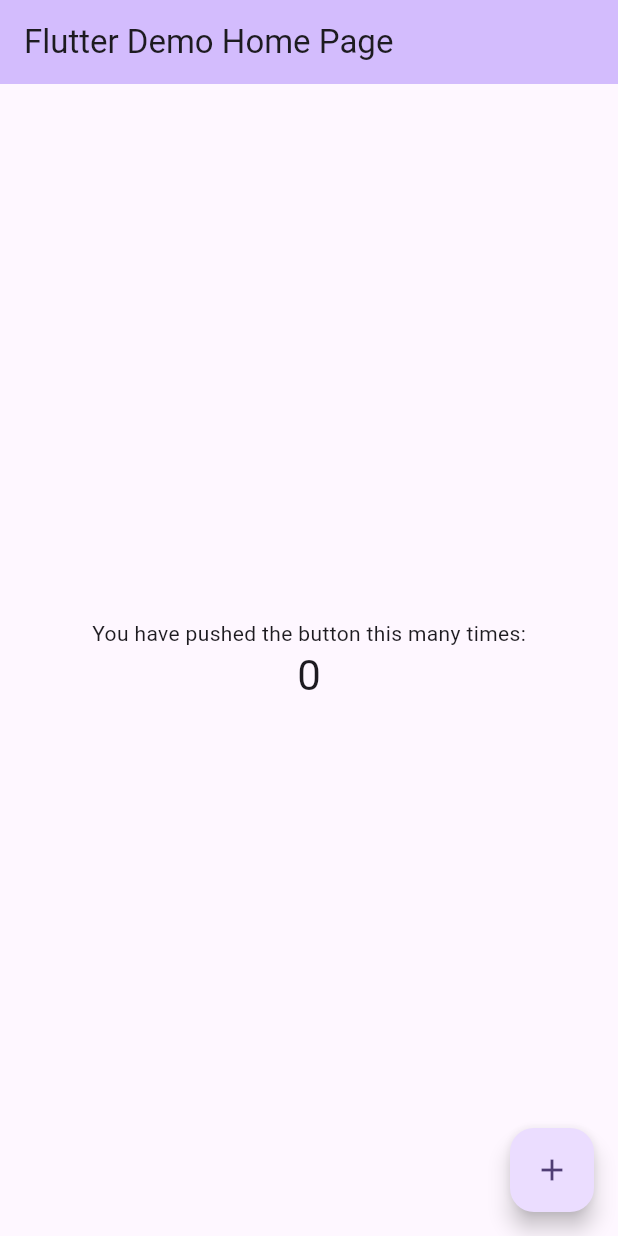
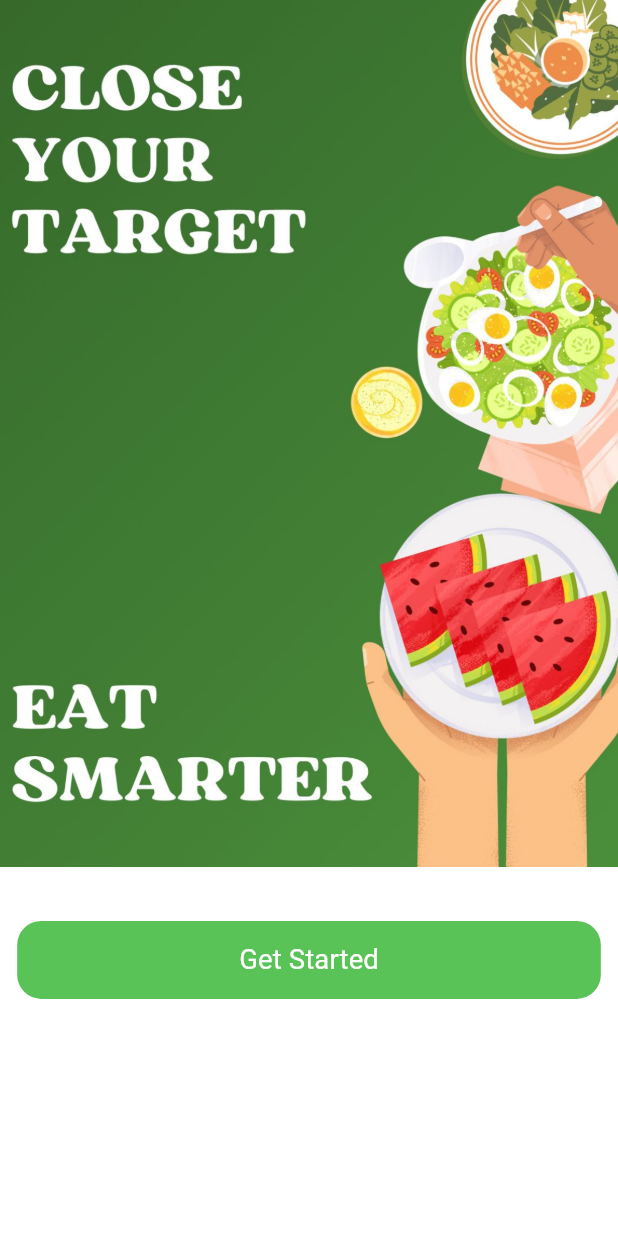
Before and after one commit to MhmdSabri/nutrimenu, a Flutter app: the screen it shows after launch, on a phone screen of 412 x 824 dp. Run offline on Flutter 3.47's test engine with Material 3 defaults, Android fonts, the light colour scheme and no system bars; our stand-ins replace flutter_screenutil.

Commit message:
-added a file for nutrimenu app client -added Navigation extensions -added routing folder that contains router class and routes files -added colors & text styles -added empty login screen -added onboarding screen -added images & svgs folder for assets

```diff
--- /dev/null
+++ b/lib/core/helpers/extensions.dart
@@ -0,0 +1,20 @@
+import 'package:flutter/widgets.dart';
+
+extension Navigation on BuildContext {
+  Future<dynamic> pushNamed(String routeName, {Object? arguments}) {
+    return Navigator.of(this).pushNamed(routeName, arguments: arguments);
+  }
+
+  Future<dynamic> pushReplacementNamed(String routeName, {Object? arguments}) {
+    return Navigator.of(this)
+        .pushReplacementNamed(routeName, arguments: arguments);
+  }
+
+  Future<dynamic> pushNamedAndRemoveUntil(String routeName,
+      {Object? arguments, required RoutePredicate predicate}) {
+    return Navigator.of(this)
+        .pushNamedAndRemoveUntil(routeName, predicate, arguments: arguments);
+  }
+
+  void pop() => Navigator.of(this).pop();
+}
--- /dev/null
+++ b/lib/core/routing/app_router.dart
@@ -0,0 +1,29 @@
+import 'package:flutter/material.dart';
+import 'package:nutrimenu/core/routing/routes.dart';
+import 'package:nutrimenu/features/login/ui/login_screen.dart';
+import 'package:nutrimenu/features/onboarding/onboarding_screen.dart';
+
+class AppRouter {
+  Route generateRoute(RouteSettings settings) {
+    //this arguments is used to pass data between screens like this(argument as ClassNAme)
+    final arguments = settings.arguments;
+    switch (settings.name) {
+      case Routes.onBoardingScreen:
+        return MaterialPageRoute(
+          builder: (_) => OnboardingScreen(),
+        );
+      case Routes.loginScreen:
+        return MaterialPageRoute(
+          builder: (_) => LoginScreen(),
+        );
+
+      default:
+        return MaterialPageRoute(
+            builder: (_) => Scaffold(
+                  body: Center(
+                    child: Text('No route defined for ${settings.name}'),
+                  ),
+                ));
+    }
+  }
+}
--- /dev/null
+++ b/lib/core/routing/routes.dart
@@ -0,0 +1,4 @@
+class Routes {
+  static const String onBoardingScreen = '/onBoardingScreen';
+  static const String loginScreen = '/loginScreen';
+}
--- /dev/null
+++ b/lib/core/theming/colors.dart
@@ -0,0 +1,6 @@
+import 'package:flutter/material.dart';
+
+class ColorsManager {
+  static const Color mainGreen = Color(0xFF5AC358);
+  static const Color mainBlack = Color(0xFF2A2A2A);
+}
--- /dev/null
+++ b/lib/core/theming/styles.dart
@@ -0,0 +1,16 @@
+import 'package:flutter/material.dart';
+import 'package:flutter_screenutil/flutter_screenutil.dart';
+import 'package:nutrimenu/core/theming/colors.dart';
+
+class TextStyles {
+  static TextStyle font24Black700Weight = TextStyle(
+    fontSize: 24.sp,
+    fontWeight: FontWeight.w700,
+    color: ColorsManager.mainBlack,
+  );
+  static TextStyle font16White400Weight = TextStyle(
+    fontSize: 16.sp,
+    fontWeight: FontWeight.w400,
+    color: Colors.white,
+  );
+}
--- /dev/null
+++ b/lib/features/login/ui/login_screen.dart
@@ -0,0 +1,14 @@
+import 'package:flutter/material.dart';
+
+class LoginScreen extends StatelessWidget {
+  const LoginScreen({super.key});
+
+  @override
+  Widget build(BuildContext context) {
+    return Scaffold(
+      body: Center(
+        child: Text('Login Screen'),
+      ),
+    );
+  }
+}
--- /dev/null
+++ b/lib/features/onboarding/onboarding_screen.dart
@@ -0,0 +1,22 @@
+import 'package:flutter/material.dart';
+import 'package:flutter_screenutil/flutter_screenutil.dart';
+import 'package:nutrimenu/features/onboarding/widgets/get_started_button.dart';
+import 'package:nutrimenu/features/onboarding/widgets/onboarding_image.dart';
+
+class OnboardingScreen extends StatelessWidget {
+  const OnboardingScreen({super.key});
+
+  @override
+  Widget build(BuildContext context) {
+    return Scaffold(
+      body: SafeArea(
+          child: Column(
+        children: [
+          OnboardingImage(),
+          SizedBox(height: 30.h),
+          const GetStartedButton(),
+        ],
+      )),
+    );
+  }
+}
--- /dev/null
+++ b/lib/features/onboarding/widgets/get_started_button.dart
@@ -0,0 +1,32 @@
+import 'package:flutter/material.dart';
+import 'package:flutter_screenutil/flutter_screenutil.dart';
+import 'package:nutrimenu/core/helpers/extensions.dart';
+import 'package:nutrimenu/core/routing/routes.dart';
+import 'package:nutrimenu/core/theming/colors.dart';
+import 'package:nutrimenu/core/theming/styles.dart';
+
+class GetStartedButton extends StatelessWidget {
+  const GetStartedButton({super.key});
+
+  @override
+  Widget build(BuildContext context) {
+    return Padding(
+      padding: EdgeInsets.symmetric(horizontal: 10.w),
+      child: TextButton(
+          onPressed: () {
+            context.pushNamed(Routes.loginScreen);
+          },
+          style: ButtonStyle(
+            backgroundColor: WidgetStateProperty.all(ColorsManager.mainGreen),
+            tapTargetSize: MaterialTapTargetSize.shrinkWrap,
+            minimumSize: WidgetStateProperty.all(Size(double.infinity, 52)),
+            shape: WidgetStateProperty.all(RoundedRectangleBorder(
+                borderRadius: BorderRadius.circular(16))),
+          ),
+          child: Text(
+            "Get Started",
+            style: TextStyles.font16White400Weight,
+          )),
+    );
+  }
+}
--- /dev/null
+++ b/lib/features/onboarding/widgets/onboarding_image.dart
@@ -0,0 +1,12 @@
+import 'package:flutter/material.dart';
+
+class OnboardingImage extends StatelessWidget {
+  const OnboardingImage({super.key});
+
+  @override
+  Widget build(BuildContext context) {
+    return Column(
+      children: [Image.asset("assets/images/onboarding.png")],
+    );
+  }
+}
--- a/lib/main.dart
+++ b/lib/main.dart
@@ -1,125 +1,9 @@
 import 'package:flutter/material.dart';
+import 'package:nutrimenu/core/routing/app_router.dart';
+import 'package:nutrimenu/nutrimenu_app.dart';
 
 void main() {
-  runApp(const MyApp());
+  runApp(NutrimenuApp(
+    apppRouter: AppRouter(),
+  ));
 }
-
-class MyApp extends StatelessWidget {
-  const MyApp({super.key});
-
-  // This widget is the root of your application.
-  @override
-  Widget build(BuildContext context) {
-    return MaterialApp(
-      title: 'Flutter Demo',
-      theme: ThemeData(
-        // This is the theme of your application.
-        //
-        // TRY THIS: Try running your application with "flutter run". You'll see
-        // the application has a purple toolbar. Then, without quitting the app,
-        // try changing the seedColor in the colorScheme below to Colors.green
-        // and then invoke "hot reload" (save your changes or press the "hot
-        // reload" button in a Flutter-supported IDE, or press "r" if you used
-        // the command line to start the app).
-        //
-        // Notice that the counter didn't reset back to zero; the application
-        // state is not lost during the reload. To reset the state, use hot
-        // restart instead.
-        //
-        // This works for code too, not just values: Most code changes can be
-        // tested with just a hot reload.
-        colorScheme: ColorScheme.fromSeed(seedColor: Colors.deepPurple),
-        useMaterial3: true,
-      ),
-      home: const MyHomePage(title: 'Flutter Demo Home Page'),
-    );
-  }
-}
-
-class MyHomePage extends StatefulWidget {
-  const MyHomePage({super.key, required this.title});
-
-  // This widget is the home page of your application. It is stateful, meaning
-  // that it has a State object (defined below) that contains fields that affect
-  // how it looks.
-
-  // This class is the configuration for the state. It holds the values (in this
-  // case the title) provided by the parent (in this case the App widget) and
-  // used by the build method of the State. Fields in a Widget subclass are
-  // always marked "final".
-
-  final String title;
-
-  @override
-  State<MyHomePage> createState() => _MyHomePageState();
-}
-
-class _MyHomePageState extends State<MyHomePage> {
-  int _counter = 0;
-
-  void _incrementCounter() {
-    setState(() {
-      // This call to setState tells the Flutter framework that something has
-      // changed in this State, which causes it to rerun the build method below
-      // so that the display can reflect the updated values. If we changed
-      // _counter without calling setState(), then the build method would not be
-      // called again, and so nothing would appear to happen.
-      _counter++;
-    });
-  }
-
-  @override
-  Widget build(BuildContext context) {
-    // This method is rerun every time setState is called, for instance as done
-    // by the _incrementCounter method above.
-    //
-    // The Flutter framework has been optimized to make rerunning build methods
-    // fast, so that you can just rebuild anything that needs updating rather
-    // than having to individually change instances of widgets.
-    return Scaffold(
-      appBar: AppBar(
-        // TRY THIS: Try changing the color here to a specific color (to
-        // Colors.amber, perhaps?) and trigger a hot reload to see the AppBar
-        // change color while the other colors stay the same.
-        backgroundColor: Theme.of(context).colorScheme.inversePrimary,
-        // Here we take the value from the MyHomePage object that was created by
-        // the App.build method, and use it to set our appbar title.
-        title: Text(widget.title),
-      ),
-      body: Center(
-        // Center is a layout widget. It takes a single child and positions it
-        // in the middle of the parent.
-        child: Column(
-          // Column is also a layout widget. It takes a list of children and
-          // arranges them vertically. By default, it sizes itself to fit its
-          // children horizontally, and tries to be as tall as its parent.
-          //
-          // Column has various properties to control how it sizes itself and
-          // how it positions its children. Here we use mainAxisAlignment to
-          // center the children vertically; the main axis here is the vertical
-          // axis because Columns are vertical (the cross axis would be
-          // horizontal).
-          //
-          // TRY THIS: Invoke "debug painting" (choose the "Toggle Debug Paint"
-          // action in the IDE, or press "p" in the console), to see the
-          // wireframe for each widget.
-          mainAxisAlignment: MainAxisAlignment.center,
-          children: <Widget>[
-            const Text(
-              'You have pushed the button this many times:',
-            ),
-            Text(
-              '$_counter',
-              style: Theme.of(context).textTheme.headlineMedium,
-            ),
-          ],
-        ),
-      ),
-      floatingActionButton: FloatingActionButton(
-        onPressed: _incrementCounter,
-        tooltip: 'Increment',
-        child: const Icon(Icons.add),
-      ), // This trailing comma makes auto-formatting nicer for build methods.
-    );
-  }
-}
--- a/lib/nutrimenu_app.dart
+++ b/lib/nutrimenu_app.dart
@@ -0,0 +1,26 @@
+import 'package:flutter/material.dart';
+import 'package:nutrimenu/core/routing/app_router.dart';
+import 'package:flutter_screenutil/flutter_screenutil.dart';
+import 'package:nutrimenu/core/routing/routes.dart';
+import 'package:nutrimenu/core/theming/colors.dart';
+
+class NutrimenuApp extends StatelessWidget {
+  final AppRouter apppRouter;
+  const NutrimenuApp({super.key, required this.apppRouter});
+
+  @override
+  Widget build(BuildContext context) {
+    return ScreenUtilInit(
+      designSize: Size(360, 690),
+      child: MaterialApp(
+        title: 'Nutrimenu',
+        theme: ThemeData(
+            primaryColor: ColorsManager.mainGreen,
+            scaffoldBackgroundColor: Colors.white),
+        onGenerateRoute: apppRouter.generateRoute,
+        debugShowCheckedModeBanner: false,
+        initialRoute: Routes.onBoardingScreen,
+      ),
+    );
+  }
+}
```
Also changed, not shown: pubspec.yaml (+5 -3 lines), assets/images/onboarding.png (added), pubspec.lock, 1 other file.
